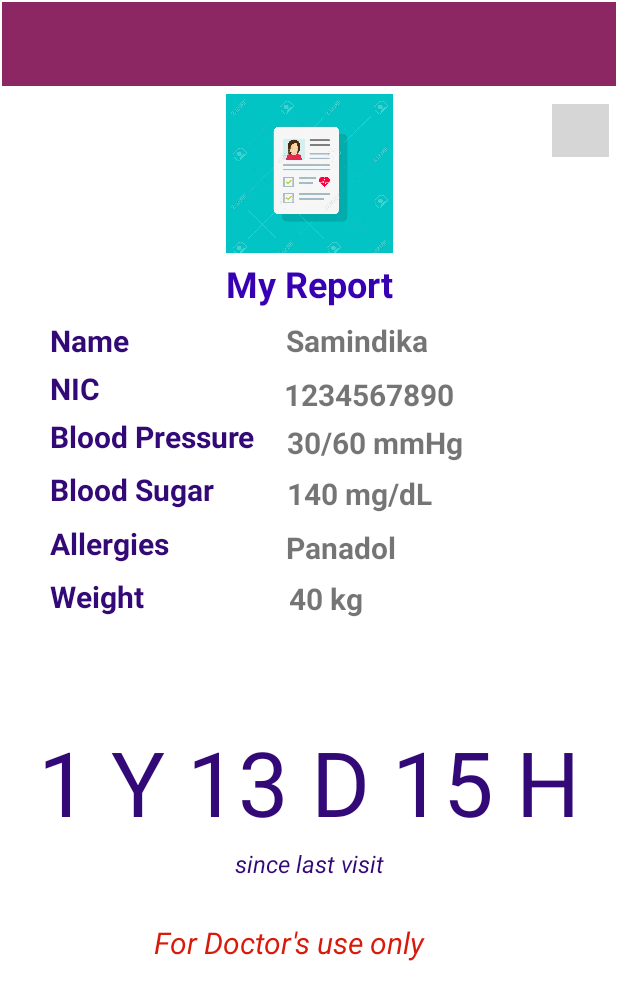
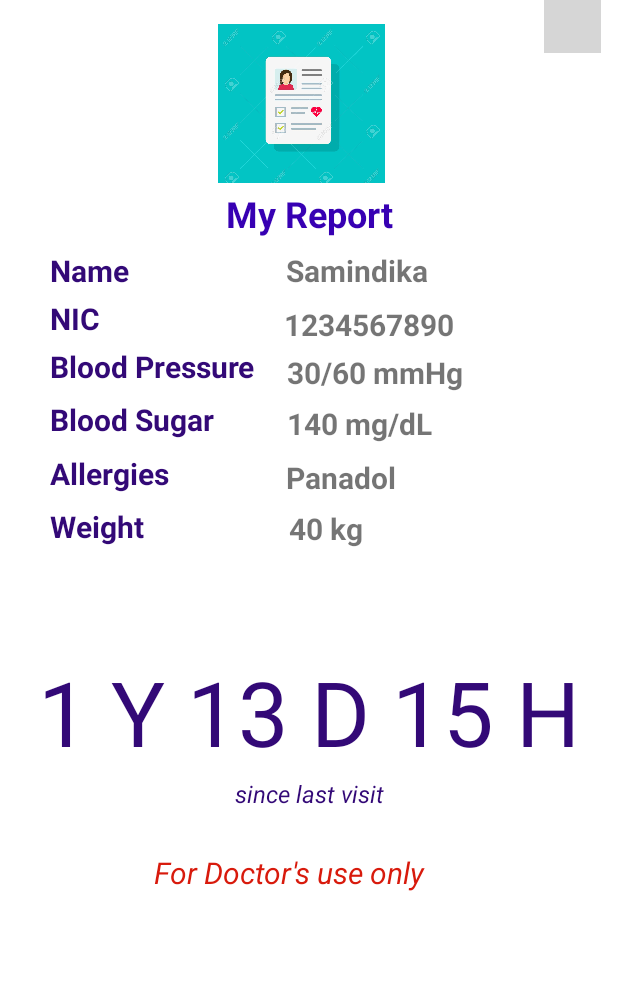
Before and after one commit to RuwanaraT/AmWell, an Android app: the layout activity_show_report.xml on its own in the app's theme, with its tools: preview values and no code run, on a phone screen of 412 x 824 dp. Shown: the top 1000 px of the screen. Run offline under Robolectric (Android 15) with nearby library versions, the phone set to English and light mode, and no system bars; grey boxes are pictures that could not be loaded.

Commit message:
show report UI updated

```diff
--- a/app/src/main/res/layout/activity_show_report.xml
+++ b/app/src/main/res/layout/activity_show_report.xml
@@ -6,27 +6,27 @@
     android:layout_height="match_parent"
     tools:context=".ShowReport">
 
-    <androidx.appcompat.widget.Toolbar
-        android:id="@+id/toolbar5"
-        android:layout_width="409dp"
-        android:layout_height="wrap_content"
-        android:layout_marginTop="1dp"
-        android:background="?attr/colorPrimary"
-        android:minHeight="?attr/actionBarSize"
-        android:theme="?attr/actionBarTheme"
-        app:layout_constraintEnd_toEndOf="parent"
-        app:layout_constraintStart_toStartOf="parent"
-        app:layout_constraintTop_toTopOf="parent" />
+<!--    <androidx.appcompat.widget.Toolbar-->
+<!--        android:id="@+id/toolbar5"-->
+<!--        android:layout_width="409dp"-->
+<!--        android:layout_height="wrap_content"-->
+<!--        android:layout_marginTop="1dp"-->
+<!--        android:background="?attr/colorPrimary"-->
+<!--        android:minHeight="?attr/actionBarSize"-->
+<!--        android:theme="?attr/actionBarTheme"-->
+<!--        app:layout_constraintEnd_toEndOf="parent"-->
+<!--        app:layout_constraintStart_toStartOf="parent"-->
+<!--        app:layout_constraintTop_toTopOf="parent" />-->
 
     <ImageView
         android:id="@+id/sr_img1"
         android:layout_width="123dp"
         android:layout_height="106dp"
-        android:layout_marginTop="5dp"
+        android:layout_marginTop="16dp"
         app:layout_constraintEnd_toEndOf="parent"
-        app:layout_constraintHorizontal_bias="0.5"
+        app:layout_constraintHorizontal_bias="0.482"
         app:layout_constraintStart_toStartOf="parent"
-        app:layout_constraintTop_toBottomOf="@+id/toolbar5"
+        app:layout_constraintTop_toTopOf="parent"
         app:srcCompat="@drawable/rep" />
 
     <TextView
```
